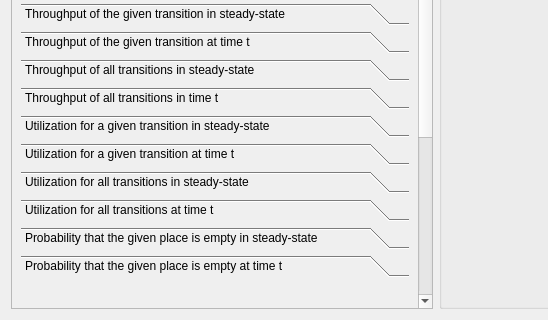
hackerlank/training_project, file SPNPNewGui/parametersform.ui: the form before one commit; both pictures show x 0 to 548 and y 130 to 450 of the 800 by 450 pixel window.
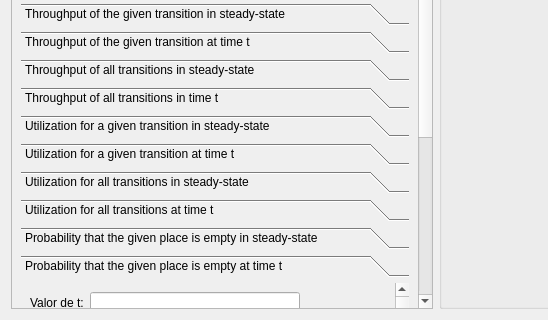
The form after the commit. The open tabs and pages were chosen to show the change.

Commit message:
Parâmetros
em andamento

```diff
--- a/SPNPNewGui/parametersform.ui
+++ b/SPNPNewGui/parametersform.ui
@@ -504,6 +504,54 @@
           <attribute name="label">
            <string>Probability that the given place is empty at time t</string>
           </attribute>
+          <attribute name="toolTip">
+           <string>Para usar loop: valor inicial, valor de parada, incremento</string>
+          </attribute>
+          <layout class="QGridLayout" name="gridLayout_5">
+           <item row="0" column="0">
+            <widget class="QLabel" name="label_14">
+             <property name="text">
+              <string>Valor de t:</string>
+             </property>
+            </widget>
+           </item>
+           <item row="0" column="1">
+            <widget class="QLineEdit" name="lineEdit_7"/>
+           </item>
+           <item row="0" column="2" rowspan="2">
+            <spacer name="verticalSpacer_4">
+             <property name="orientation">
+              <enum>Qt::Vertical</enum>
+             </property>
+             <property name="sizeHint" stdset="0">
+              <size>
+               <width>20</width>
+               <height>23</height>
+              </size>
+             </property>
+            </spacer>
+           </item>
+           <item row="1" column="0" rowspan="2">
+            <widget class="QLabel" name="label_15">
+             <property name="text">
+              <string>Lugar</string>
+             </property>
+             <property name="alignment">
+              <set>Qt::AlignRight|Qt::AlignTrailing|Qt::AlignVCenter</set>
+             </property>
+            </widget>
+           </item>
+           <item row="1" column="1" rowspan="2">
+            <widget class="QComboBox" name="comboBox_8"/>
+           </item>
+           <item row="2" column="2">
+            <widget class="QPushButton" name="pushButton_14">
+             <property name="text">
+              <string>Adicionar</string>
+             </property>
+            </widget>
+           </item>
+          </layout>
          </widget>
          <widget class="QWidget" name="prob_3">
           <attribute name="label">
```
Left out of the diff: 209 changed lines with no effect on the pictures.
